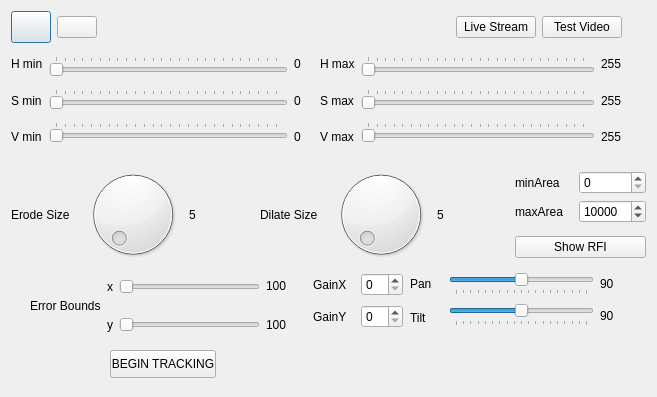
Above: KiteControl-Qt/imageprocessing.ui from adrienemery/zenith-wind-power before the change. Below: the same form after it.
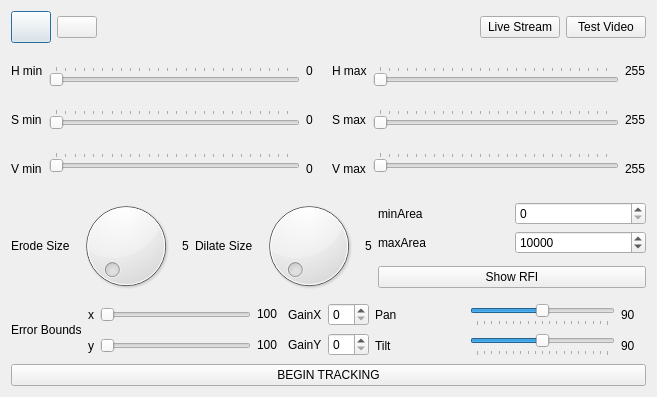
That is the form after the change. Icons and pictures are not drawn.

```diff
--- a/KiteControl-Qt/imageprocessing.ui
+++ b/KiteControl-Qt/imageprocessing.ui
@@ -13,15 +13,8 @@
   <property name="windowTitle">
    <string>Dialog</string>
   </property>
-  <widget class="QWidget" name="">
-   <property name="geometry">
-    <rect>
-     <x>11</x>
-     <y>11</y>
-     <width>611</width>
-     <height>141</height>
-    </rect>
-   </property>
+  <layout class="QGridLayout" name="gridLayout_2">
+   <item row="0" column="0" colspan="2">
    <layout class="QGridLayout" name="gridLayout">
     <item row="0" column="0">
      <layout class="QHBoxLayout" name="horizontalLayout_14">
@@ -345,16 +338,8 @@
      </layout>
     </item>
    </layout>
-  </widget>
-  <widget class="QWidget" name="">
-   <property name="geometry">
-    <rect>
-     <x>11</x>
-     <y>164</y>
-     <width>491</width>
-     <height>101</height>
-    </rect>
-   </property>
+   </item>
+   <item row="1" column="0">
    <layout class="QHBoxLayout" name="horizontalLayout_7">
     <item>
      <layout class="QHBoxLayout" name="horizontalLayout_6">
@@ -425,16 +410,8 @@
      </layout>
     </item>
    </layout>
-  </widget>
-  <widget class="QWidget" name="">
-   <property name="geometry">
-    <rect>
-     <x>515</x>
-     <y>164</y>
-     <width>131</width>
-     <height>101</height>
-    </rect>
-   </property>
+   </item>
+   <item row="1" column="1">
    <layout class="QVBoxLayout" name="verticalLayout_13">
     <item>
      <layout class="QHBoxLayout" name="horizontalLayout_5">
@@ -490,16 +467,130 @@
      </widget>
     </item>
    </layout>
-  </widget>
-  <widget class="QWidget" name="">
-   <property name="geometry">
-    <rect>
-     <x>313</x>
-     <y>270</y>
-     <width>90</width>
-     <height>61</height>
-    </rect>
-   </property>
+   </item>
+   <item row="2" column="0" colspan="2">
+    <layout class="QVBoxLayout" name="verticalLayout_15">
+     <item>
+      <layout class="QHBoxLayout" name="horizontalLayout_8">
+       <item>
+        <layout class="QHBoxLayout" name="horizontalLayout_20">
+         <item>
+          <widget class="QLabel" name="label_12">
+           <property name="text">
+            <string>Error Bounds</string>
+           </property>
+          </widget>
+         </item>
+         <item>
+          <layout class="QVBoxLayout" name="verticalLayout_5">
+           <item>
+            <layout class="QHBoxLayout" name="horizontalLayout_18">
+             <item>
+              <layout class="QHBoxLayout" name="horizontalLayout_16">
+               <item>
+                <widget class="QLabel" name="label_16">
+                 <property name="text">
+                  <string>x</string>
+                 </property>
+                </widget>
+               </item>
+               <item>
+                <widget class="QSlider" name="errorBoundSlider">
+                 <property name="maximum">
+                  <number>200</number>
+                 </property>
+                 <property name="orientation">
+                  <enum>Qt::Horizontal</enum>
+                 </property>
+                 <property name="tickPosition">
+                  <enum>QSlider::NoTicks</enum>
+                 </property>
+                </widget>
+               </item>
+              </layout>
+             </item>
+             <item>
+              <widget class="QLabel" name="label_13">
+               <property name="minimumSize">
+                <size>
+                 <width>25</width>
+                 <height>0</height>
+                </size>
+               </property>
+               <property name="baseSize">
+                <size>
+                 <width>0</width>
+                 <height>0</height>
+                </size>
+               </property>
+               <property name="text">
+                <string>100</string>
+               </property>
+               <property name="scaledContents">
+                <bool>true</bool>
+               </property>
+               <property name="textInteractionFlags">
+                <set>Qt::LinksAccessibleByMouse|Qt::TextSelectableByMouse</set>
+               </property>
+              </widget>
+             </item>
+            </layout>
+           </item>
+           <item>
+            <layout class="QHBoxLayout" name="horizontalLayout_19">
+             <item>
+              <layout class="QHBoxLayout" name="horizontalLayout_17">
+               <item>
+                <widget class="QLabel" name="label_20">
+                 <property name="text">
+                  <string>y</string>
+                 </property>
+                </widget>
+               </item>
+               <item>
+                <widget class="QSlider" name="errorboundSlidery">
+                 <property name="maximum">
+                  <number>200</number>
+                 </property>
+                 <property name="orientation">
+                  <enum>Qt::Horizontal</enum>
+                 </property>
+                </widget>
+               </item>
+              </layout>
+             </item>
+             <item>
+              <widget class="QLabel" name="label_21">
+               <property name="minimumSize">
+                <size>
+                 <width>25</width>
+                 <height>0</height>
+                </size>
+               </property>
+               <property name="baseSize">
+                <size>
+                 <width>0</width>
+                 <height>0</height>
+                </size>
+               </property>
+               <property name="text">
+                <string>100</string>
+               </property>
+               <property name="scaledContents">
+                <bool>true</bool>
+               </property>
+               <property name="textInteractionFlags">
+                <set>Qt::LinksAccessibleByMouse|Qt::TextSelectableByMouse</set>
+               </property>
+              </widget>
+             </item>
+            </layout>
+           </item>
+          </layout>
+         </item>
+        </layout>
+       </item>
+       <item>
    <layout class="QVBoxLayout" name="verticalLayout_14">
     <item>
      <layout class="QHBoxLayout" name="horizontalLayout_15">
@@ -530,16 +621,8 @@
      </layout>
     </item>
    </layout>
-  </widget>
-  <widget class="QWidget" name="">
-   <property name="geometry">
-    <rect>
-     <x>410</x>
-     <y>270</y>
-     <width>215</width>
-     <height>61</height>
-    </rect>
-   </property>
+       </item>
+       <item>
    <layout class="QHBoxLayout" name="horizontalLayout_10">
     <item>
      <layout class="QHBoxLayout" name="horizontalLayout_11">
@@ -672,154 +755,19 @@
      </layout>
     </item>
    </layout>
-  </widget>
+       </item>
+      </layout>
+     </item>
+     <item>
   <widget class="QPushButton" name="trackKite_pushButton">
-   <property name="geometry">
-    <rect>
-     <x>110</x>
-     <y>350</y>
-     <width>106</width>
-     <height>28</height>
-    </rect>
-   </property>
    <property name="text">
     <string>BEGIN TRACKING</string>
    </property>
   </widget>
-  <widget class="QWidget" name="">
-   <property name="geometry">
-    <rect>
-     <x>30</x>
-     <y>270</y>
-     <width>261</width>
-     <height>71</height>
-    </rect>
-   </property>
-   <layout class="QHBoxLayout" name="horizontalLayout_20">
-    <item>
-     <widget class="QLabel" name="label_12">
-      <property name="text">
-       <string>Error Bounds</string>
-      </property>
-     </widget>
-    </item>
-    <item>
-     <layout class="QVBoxLayout" name="verticalLayout_5">
-      <item>
-       <layout class="QHBoxLayout" name="horizontalLayout_18">
-        <item>
-         <layout class="QHBoxLayout" name="horizontalLayout_16">
-          <item>
-           <widget class="QLabel" name="label_16">
-            <property name="text">
-             <string>x</string>
-            </property>
-           </widget>
-          </item>
-          <item>
-           <widget class="QSlider" name="errorBoundSlider">
-            <property name="maximum">
-             <number>200</number>
-            </property>
-            <property name="orientation">
-             <enum>Qt::Horizontal</enum>
-            </property>
-            <property name="tickPosition">
-             <enum>QSlider::NoTicks</enum>
-            </property>
-           </widget>
-          </item>
-         </layout>
-        </item>
-        <item>
-         <widget class="QLabel" name="label_13">
-          <property name="minimumSize">
-           <size>
-            <width>25</width>
-            <height>0</height>
-           </size>
-          </property>
-          <property name="baseSize">
-           <size>
-            <width>0</width>
-            <height>0</height>
-           </size>
-          </property>
-          <property name="text">
-           <string>100</string>
-          </property>
-          <property name="scaledContents">
-           <bool>true</bool>
-          </property>
-          <property name="textInteractionFlags">
-           <set>Qt::LinksAccessibleByMouse|Qt::TextSelectableByMouse</set>
-          </property>
-         </widget>
-        </item>
-       </layout>
-      </item>
-      <item>
-       <layout class="QHBoxLayout" name="horizontalLayout_19">
-        <item>
-         <layout class="QHBoxLayout" name="horizontalLayout_17">
-          <item>
-           <widget class="QLabel" name="label_20">
-            <property name="text">
-             <string>y</string>
-            </property>
-           </widget>
-          </item>
-          <item>
-           <widget class="QSlider" name="errorboundSlidery">
-            <property name="maximum">
-             <number>200</number>
-            </property>
-            <property name="orientation">
-             <enum>Qt::Horizontal</enum>
-            </property>
-           </widget>
-          </item>
-         </layout>
-        </item>
-        <item>
-         <widget class="QLabel" name="label_21">
-          <property name="minimumSize">
-           <size>
-            <width>25</width>
-            <height>0</height>
-           </size>
-          </property>
-          <property name="baseSize">
-           <size>
-            <width>0</width>
-            <height>0</height>
-           </size>
-          </property>
-          <property name="text">
-           <string>100</string>
-          </property>
-          <property name="scaledContents">
-           <bool>true</bool>
-          </property>
-          <property name="textInteractionFlags">
-           <set>Qt::LinksAccessibleByMouse|Qt::TextSelectableByMouse</set>
-          </property>
-         </widget>
-        </item>
-       </layout>
-      </item>
-     </layout>
-    </item>
-   </layout>
-  </widget>
-  <zorder>errorboundSlidery</zorder>
-  <zorder>errorBoundSlider</zorder>
-  <zorder>label_12</zorder>
-  <zorder>label_13</zorder>
-  <zorder>label_16</zorder>
-  <zorder>label_20</zorder>
-  <zorder>label_21</zorder>
-  <zorder>label_12</zorder>
+     </item>
+    </layout>
+   </item>
+  </layout>
  </widget>
  <resources>
   <include location="MyResources.qrc"/>
```
Lines whose indentation alone changed are shown as unchanged.
